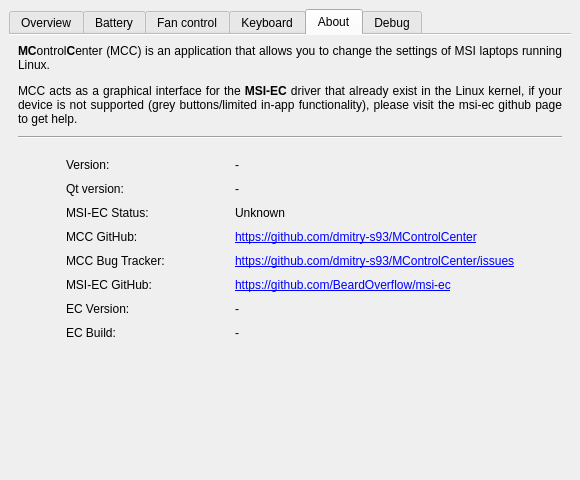
dmitry-s93/MControlCenter, file src/mainwindow.ui: the form before one commit.
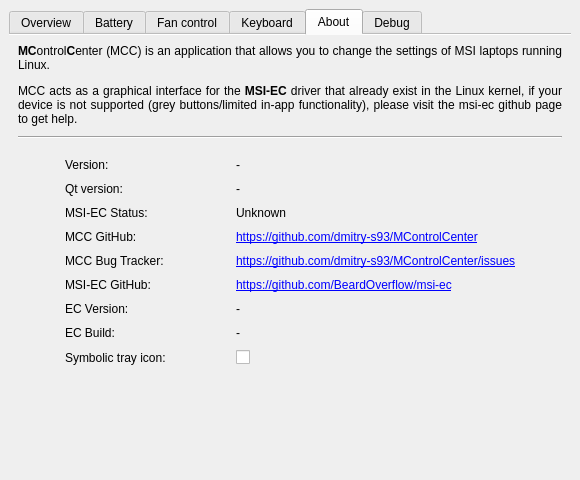
The form after the commit. The open tabs and pages were chosen to show the change. Icons and pictures are not drawn.

Commit message: add: support for symbolic icon

Diff of the .ui file:
```diff
--- a/src/mainwindow.ui
+++ b/src/mainwindow.ui
@@ -2000,6 +2000,20 @@
             </property>
            </widget>
           </item>
+           <item row="8" column="0">
+            <widget class="QLabel" name="symbolicTrayIconLabel">
+             <property name="text">
+              <string>Symbolic tray icon:</string>
+             </property>
+            </widget>
+           </item>
+           <item row="8" column="1">
+            <widget class="QCheckBox" name="symbolicTrayIconCheckBox">
+             <property name="text">
+              <string />
+             </property>
+            </widget>
+           </item>
          </layout>
         </item>
         <item row="3" column="1">
```
Lines whose indentation alone changed are shown as unchanged. The commit also changes 9 other files.
